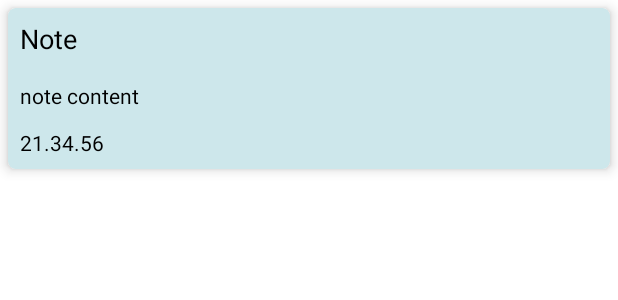
After one commit to AmiyaSX/MyBookHub, an Android app: the layout category_note_item.xml on its own in the app's theme, with its tools: preview values and no code run, on a phone screen of 412 x 824 dp. The commit adds this screen. Shown: the top 300 px of the screen. Run offline under Robolectric (Android 15) with nearby library versions, the phone set to English and light mode, and no system bars.

Commit message:
Add date for note & layout update

```diff
--- a/app/src/main/java/com/example/mybookhub/bean/Note.kt
+++ b/app/src/main/java/com/example/mybookhub/bean/Note.kt
@@ -22,6 +22,7 @@ data class Note(
     val title: String,
     val bookTitle: String, // foreign key
     val bookAuthor: String, // foreign key
-    var category: String,
-    val content: String
+    val category: String,
+    val content: String,
+    val date: String
 )
--- a/app/src/main/java/com/example/mybookhub/bean/NoteCategory.kt
+++ b/app/src/main/java/com/example/mybookhub/bean/NoteCategory.kt
@@ -10,5 +10,4 @@ data class NoteCategory(
     val id: Long = 0,
     var title: String,
     var description: String,
-    ) : Serializable {
-}
+    ) : Serializable
--- a/app/src/main/java/com/example/mybookhub/data/NotesRepository.kt
+++ b/app/src/main/java/com/example/mybookhub/data/NotesRepository.kt
@@ -11,7 +11,7 @@ class NotesRepository (
 ) {
     suspend fun insertNote(note: Note) = dao.insert(note)
 
-    suspend fun updateNote(id: Long, title: String, category: String, content: String) = dao.updateNote(id, title, category, content)
+    suspend fun updateNote(id: Long, title: String, category: String, content: String, date: String) = dao.updateNote(id, title, category, content, date)
 
     suspend fun deleteNote(note: Note) = dao.delete(note)
 
--- a/app/src/main/java/com/example/mybookhub/data/db/AppDatabase.kt
+++ b/app/src/main/java/com/example/mybookhub/data/db/AppDatabase.kt
@@ -10,7 +10,7 @@ import com.example.mybookhub.bean.LibraryBook
 import com.example.mybookhub.bean.Note
 import com.example.mybookhub.bean.NoteCategory
 
-@Database(entities = [Note::class, LibraryBook::class, NoteCategory::class], version = 3)
+@Database(entities = [Note::class, LibraryBook::class, NoteCategory::class], version = 4)
 abstract class AppDatabase : RoomDatabase() {
     abstract fun noteDao(): NoteDao
     abstract fun libraryBookDao(): LibraryBookDao
--- a/app/src/main/java/com/example/mybookhub/data/db/NoteDao.kt
+++ b/app/src/main/java/com/example/mybookhub/data/db/NoteDao.kt
@@ -15,8 +15,8 @@ interface NoteDao {
     @Delete
     suspend fun delete(note: Note)
 
-    @Query("UPDATE notes SET title = :title, category = :category, content = :content WHERE id = :id")
-    suspend fun updateNote(id: Long, title: String, category: String, content: String)
+    @Query("UPDATE notes SET title = :title, category = :category, content = :content, date = :date WHERE id = :id")
+    suspend fun updateNote(id: Long, title: String, category: String, content: String, date: String)
 
 
     @Query("SELECT * FROM notes WHERE bookTitle = :title AND bookAuthor = :author")
--- a/app/src/main/java/com/example/mybookhub/data/vm/NotesViewModel.kt
+++ b/app/src/main/java/com/example/mybookhub/data/vm/NotesViewModel.kt
@@ -22,14 +22,14 @@ class NotesViewModel(application: Application) : AndroidViewModel(application) {
             repository.insertNote(note)
         }.await()
     }
-    fun updateNote(note: Note, updateTitle: String, updateCategory: String, updateContent: String) {
+    fun updateNote(note: Note, updateTitle: String, updateCategory: String, updateContent: String, updateDate: String) {
         viewModelScope.launch {
-            repository.updateNote(note.id, updateTitle, updateCategory, updateContent)
+            repository.updateNote(note.id, updateTitle, updateCategory, updateContent, updateDate)
         }
     }
     fun updateNoteCategory(note: Note, updateCategory: String) {
         viewModelScope.launch {
-            repository.updateNote(note.id, note.title, updateCategory, note.content)
+            repository.updateNote(note.id, note.title, updateCategory, note.content, note.date)
         }
     }
 
--- a/app/src/main/java/com/example/mybookhub/ui/adapter/NotesAdapter.kt
+++ b/app/src/main/java/com/example/mybookhub/ui/adapter/NotesAdapter.kt
@@ -23,7 +23,7 @@ class NotesAdapter(
 
     override fun onCreateViewHolder(parent: ViewGroup, viewType: Int): ViewHolder {
         val view = LayoutInflater.from(parent.context)
-            .inflate(R.layout.book_note_item, parent, false)
+            .inflate(R.layout.category_note_item, parent, false)
         return ViewHolder(view, onNoteClick)
     }
 
@@ -37,6 +37,8 @@ class NotesAdapter(
     ) : RecyclerView.ViewHolder(itemView) {
         private lateinit var currentNote: Note
         private val noteTitleTV = itemView.findViewById<TextView>(R.id.book_note)
+        private val noteContentTV = itemView.findViewById<TextView>(R.id.note_content)
+        private val noteDateTV = itemView.findViewById<TextView>(R.id.note_date)
 
         init {
             itemView.setOnClickListener{
@@ -46,6 +48,8 @@ class NotesAdapter(
         fun bind(note: Note) {
             currentNote = note
             noteTitleTV.text = currentNote.title
+            noteContentTV.text = currentNote.content
+            noteDateTV.text = currentNote.date
         }
     }
 }
--- a/app/src/main/java/com/example/mybookhub/ui/note/NotesManageFragment.kt
+++ b/app/src/main/java/com/example/mybookhub/ui/note/NotesManageFragment.kt
@@ -97,7 +97,7 @@ class NotesManageFragment : Fragment() {
                 val notes = viewModel.getNotesByCategory(noteCategory.title).value
                 if (notes != null) {
                     for (note in notes) {
-                        note.category = "Default"
+                        viewModel.updateNoteCategory(note, "Default")
                     }
                 }
                 viewModel.deleteCategory(noteCategory)
--- /dev/null
+++ b/app/src/main/res/layout/category_note_item.xml
@@ -0,0 +1,53 @@
+<?xml version="1.0" encoding="utf-8"?>
+<androidx.cardview.widget.CardView xmlns:android="http://schemas.android.com/apk/res/android"
+    android:layout_width="match_parent"
+    xmlns:app="http://schemas.android.com/apk/res-auto"
+    app:cardCornerRadius="5dp"
+    app:cardElevation="5dp"
+    android:layout_margin="5dp"
+    app:cardBackgroundColor="@color/md_theme_dark_onSecondaryContainer"
+    android:layout_height="wrap_content">
+    <RelativeLayout
+        android:layout_width="match_parent"
+        android:layout_height="wrap_content">
+
+        <TextView
+            android:id="@+id/book_note"
+            android:layout_width="match_parent"
+            android:layout_height="wrap_content"
+            android:layout_marginStart="4dp"
+            android:layout_marginTop="4dp"
+            android:layout_marginEnd="4dp"
+            android:layout_marginBottom="4dp"
+            android:padding="4dp"
+            android:text="Note"
+            android:textColor="@color/black"
+            android:textSize="18sp" />
+
+        <TextView
+            android:id="@+id/note_content"
+            android:layout_width="match_parent"
+            android:layout_height="wrap_content"
+            android:layout_below="@id/book_note"
+            android:layout_marginStart="4dp"
+            android:layout_marginTop="4dp"
+            android:layout_marginEnd="4dp"
+            android:padding="4dp"
+            android:text="note content"
+            android:textColor="@color/black"
+            android:textSize="14sp" />
+        <TextView
+            android:id="@+id/note_date"
+            android:layout_width="match_parent"
+            android:layout_height="wrap_content"
+            android:layout_below="@id/note_content"
+            android:textColor="@color/black"
+            android:text="21.34.56"
+            android:layout_margin="4dp"
+            android:padding="4dp"/>
+
+
+    </RelativeLayout>
+
+
+</androidx.cardview.widget.CardView>
```
Also changed, not shown: app/src/main/java/com/example/mybookhub/ui/detail/BookDetailFragment.kt (+12 -6 lines), app/src/main/java/com/example/mybookhub/ui/note/CategoryNoteFragment.kt (+11 -3 lines).
